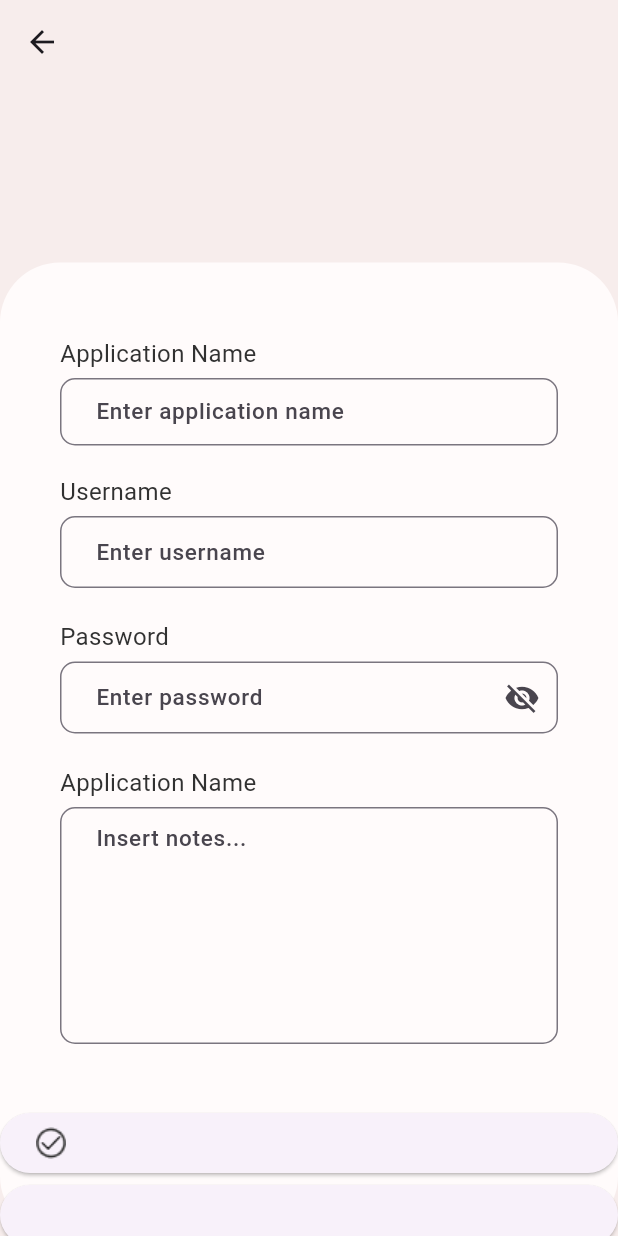
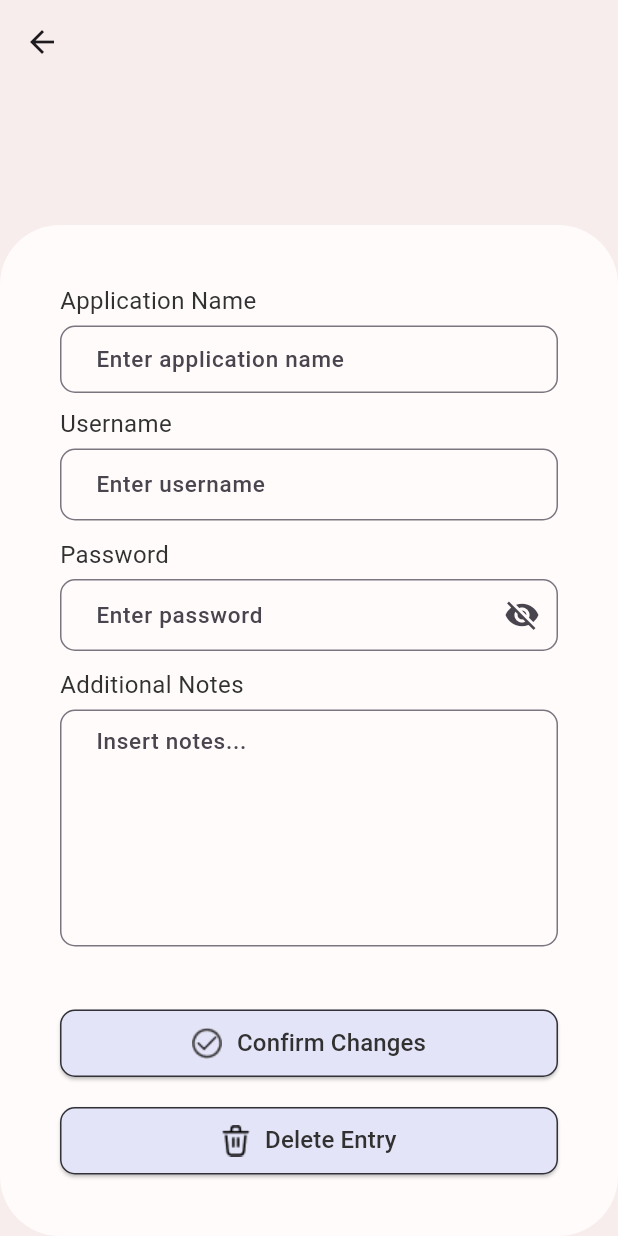
Before and after one commit to Codelab-Davis/password-manager, a Flutter app: the NewAccount screen opened directly, on a phone screen of 412 x 824 dp. Run offline on Flutter 3.47's test engine with Material 3 defaults, Android fonts, the phone set to English and light mode, and no system bars; our stand-ins replace timezone; missing offline and left inert: clipboard, flutter_masonry_view, otp, qr_code_scanner; Roboto replaces fonts that are missing (Outfit).

Commit message:
Feature: updated add password page styling/buttons

```diff
--- a/lib/new-account.dart
+++ b/lib/new-account.dart
@@ -32,12 +32,12 @@ class _NewAccountState extends State<NewAccount> {
               borderRadius: BorderRadius.circular(40),
             ),
           ),
-          height: MediaQuery.of(context).size.height - 175,
+          height: MediaQuery.of(context).size.height - 150,
           alignment: Alignment.bottomCenter,
           child: Column(
             children: [
               const Padding(
-                padding: EdgeInsets.fromLTRB(40, 60, 0, 0),
+                padding: EdgeInsets.fromLTRB(40, 50, 0, 0),
                 child: Align(
                   alignment: Alignment.centerLeft,
                   child: Text(
@@ -81,7 +81,7 @@ class _NewAccountState extends State<NewAccount> {
                 ),
               ),
               const Padding(
-                padding: EdgeInsets.fromLTRB(40, 30, 0, 0),
+                padding: EdgeInsets.fromLTRB(40, 20, 0, 0),
                 child: Align(
                   alignment: Alignment.centerLeft,
                   child: Text(
@@ -125,7 +125,7 @@ class _NewAccountState extends State<NewAccount> {
                 ),
               ),
               const Padding(
-                padding: EdgeInsets.fromLTRB(40, 30, 0, 0),
+                padding: EdgeInsets.fromLTRB(40, 20, 0, 0),
                 child: Align(
                   alignment: Alignment.centerLeft,
                   child: Text(
@@ -182,11 +182,11 @@ class _NewAccountState extends State<NewAccount> {
                 ),
               ),
               const Padding(
-                padding: EdgeInsets.fromLTRB(40, 30, 0, 0),
+                padding: EdgeInsets.fromLTRB(40, 20, 0, 0),
                 child: Align(
                   alignment: Alignment.centerLeft,
                   child: Text(
-                    'Application Name',
+                    'Additional Notes',
                     style: TextStyle(
                       color: Color(0xFF313131),
                       fontSize: 16,
@@ -227,18 +227,95 @@ class _NewAccountState extends State<NewAccount> {
                   ),
                 ),
               ),
-              ElevatedButton(
+              SizedBox(
+                width: MediaQuery.of(context).size.width - 80,
+                height: 45,
+                child: ElevatedButton(
+                  style: ButtonStyle(
+                    backgroundColor: MaterialStateProperty.all(
+                      const Color(0xFFE4E4F9),
+                    ),
+                    foregroundColor:
+                        MaterialStateProperty.all(Colors.black), // Text color
+                    shape: MaterialStateProperty.all(
+                      RoundedRectangleBorder(
+                          borderRadius: BorderRadius.circular(10),
+                          side: const BorderSide(
+                              color:
+                                  Color.fromARGB(200, 0, 0, 0)) // BorderRadius
+                          ),
+                    ),
+                    padding: MaterialStateProperty.all(
+                        const EdgeInsets.symmetric(
+                            horizontal: 16, vertical: 6)), // Padding
+                  ),
                   onPressed: () {},
                   child: Row(
+                    mainAxisAlignment: MainAxisAlignment.center,
                     children: [
-                   Image.asset('assets/CheckboxIcon.png')
+                      Image.asset('assets/CheckboxIcon.png'),
+                      const SizedBox(
+                        width: 10,
+                      ),
+                      const Text(
+                        'Confirm Changes',
+                        style: TextStyle(
+                          color: Color(0xFF313131),
+                          fontSize: 16,
+                          fontFamily: 'Outfit',
+                          fontWeight: FontWeight.w500,
+                          height: 0.12,
+                        ),
+                      ),
                     ],
                   ),
                 ),
-              ElevatedButton(
+              ),
+              const SizedBox(
+                height: 20,
+              ),
+              SizedBox(
+                width: MediaQuery.of(context).size.width - 80,
+                height: 45,
+                child: ElevatedButton(
+                  style: ButtonStyle(
+                    backgroundColor: MaterialStateProperty.all(
+                      const Color(0xFFE4E4F9),
+                    ),
+                    foregroundColor:
+                        MaterialStateProperty.all(Colors.black), // Text color
+                    shape: MaterialStateProperty.all(
+                      RoundedRectangleBorder(
+                          borderRadius: BorderRadius.circular(10),
+                          side: const BorderSide(
+                              color:
+                                  Color.fromARGB(200, 0, 0, 0)) // BorderRadius
+                          ),
+                    ),
+                    padding: MaterialStateProperty.all(
+                        const EdgeInsets.symmetric(
+                            horizontal: 16, vertical: 6)), // Padding
+                  ),
                   onPressed: () {},
                   child: Row(
-                  children: [],
+                    mainAxisAlignment: MainAxisAlignment.center,
+                    children: [
+                      Image.asset('assets/Delete.png'),
+                      const SizedBox(
+                        width: 10,
+                      ),
+                      const Text(
+                        'Delete Entry',
+                        style: TextStyle(
+                          color: Color(0xFF313131),
+                          fontSize: 16,
+                          fontFamily: 'Outfit',
+                          fontWeight: FontWeight.w500,
+                          height: 0.12,
+                        ),
+                      ),
+                    ],
+                  ),
                 ),
               ),
             ],
--- a/pubspec.yaml
+++ b/pubspec.yaml
@@ -75,6 +75,7 @@ flutter:
   assets:
     - assets/google.png
     - assets/CheckboxIcon.png
+    - assets/Delete.png
 
   # An image asset can refer to one or more resolution-specific "variants", see
   # https://flutter.dev/assets-and-images/#resolution-aware
```
Also changed, not shown: assets/Delete.png (added). Lines whose indentation alone changed are shown as unchanged.
